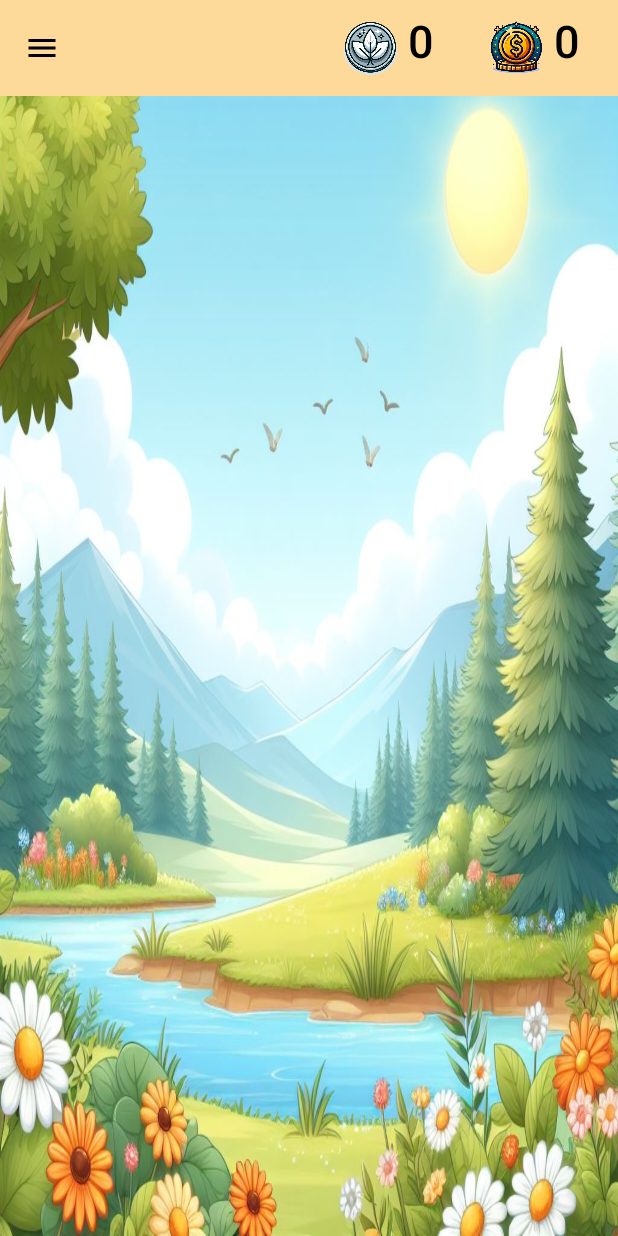
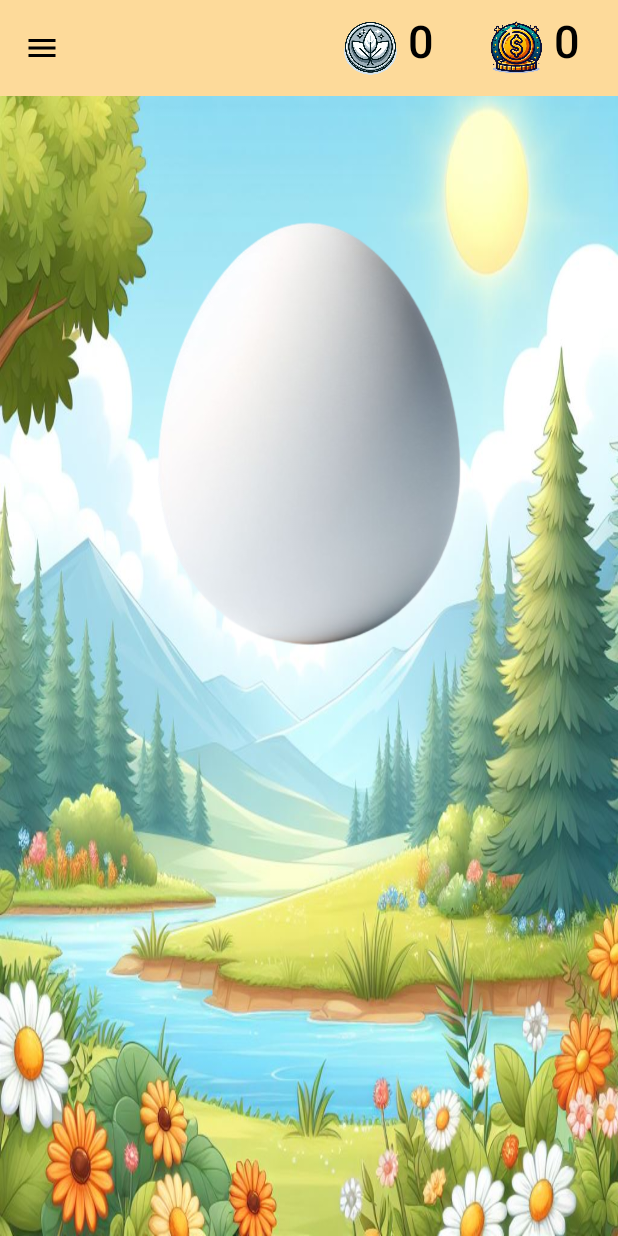
Before and after one commit to dreath-pro/MiWi-Pet, an Android app: the screen it shows after launch (MainActivity), on a phone screen of 412 x 824 dp. Run offline under Robolectric (Android 15) with nearby library versions, the phone set to English and light mode, and no system bars.

Commit message:
optimized folder

```diff
--- a/app/src/main/AndroidManifest.xml
+++ b/app/src/main/AndroidManifest.xml
@@ -13,7 +13,7 @@
         android:theme="@style/Theme.MiWiPet"
         tools:targetApi="31">
         <activity
-            android:name=".MainActivity"
+            android:name=".activities.MainActivity"
             android:exported="true">
             <intent-filter>
                 <action android:name="android.intent.action.MAIN" />
--- a/app/src/main/java/com/example/miwipet/AboutFragment.java
+++ b/app/src/main/java/com/example/miwipet/fragments/AboutFragment.java
@@ -1,4 +1,4 @@
-package com.example.miwipet;
+package com.example.miwipet.fragments;
 
 import android.os.Bundle;
 
@@ -7,6 +7,8 @@ import androidx.fragment.app.Fragment;
 import android.view.LayoutInflater;
 import android.view.View;
 import android.view.ViewGroup;
+
+import com.example.miwipet.R;
 
 public class AboutFragment extends Fragment {
 
--- a/app/src/main/java/com/example/miwipet/TradeFragment.java
+++ b/app/src/main/java/com/example/miwipet/fragments/TradeFragment.java
@@ -1,4 +1,4 @@
-package com.example.miwipet;
+package com.example.miwipet.fragments;
 
 import android.os.Bundle;
 
@@ -7,6 +7,8 @@ import androidx.fragment.app.Fragment;
 import android.view.LayoutInflater;
 import android.view.View;
 import android.view.ViewGroup;
+
+import com.example.miwipet.R;
 
 public class TradeFragment extends Fragment {
 
--- a/app/src/main/res/layout/activity_main.xml
+++ b/app/src/main/res/layout/activity_main.xml
@@ -5,7 +5,7 @@
     android:id="@+id/drawer_layout"
     android:layout_width="match_parent"
     android:layout_height="match_parent"
-    tools:context=".MainActivity"
+    tools:context=".activities.MainActivity"
     tools:openDrawer="start"
     android:background="@drawable/plain_biome">
 
@@ -83,6 +83,14 @@
             android:layout_height="match_parent"
             android:layout_marginTop="?attr/actionBarSize">
 
+            <ImageView
+                android:id="@+id/eggImage"
+                android:layout_width="330dp"
+                android:layout_height="350dp"
+                android:src="@drawable/white_egg"
+                android:scaleType="fitXY"
+                android:layout_marginTop="50dp"
+                android:layout_gravity="center|top"/>
 
         </FrameLayout>
 
--- a/app/src/main/res/layout/fragment_about.xml
+++ b/app/src/main/res/layout/fragment_about.xml
@@ -3,7 +3,7 @@
     xmlns:tools="http://schemas.android.com/tools"
     android:layout_width="match_parent"
     android:layout_height="match_parent"
-    tools:context=".AboutFragment"
+    tools:context=".fragments.AboutFragment"
     android:background="#E8B397">
 
     <!-- TODO: Update blank fragment layout -->
--- a/app/src/main/res/layout/fragment_collection.xml
+++ b/app/src/main/res/layout/fragment_collection.xml
@@ -5,7 +5,7 @@
     android:layout_width="match_parent"
     android:layout_height="match_parent"
     android:background="#60A9DA"
-    tools:context=".CollectionFragment">
+    tools:context=".fragments.CollectionFragment">
 
     <TextView
         android:layout_width="wrap_content"
--- a/app/src/main/res/layout/fragment_history.xml
+++ b/app/src/main/res/layout/fragment_history.xml
@@ -3,7 +3,7 @@
     xmlns:tools="http://schemas.android.com/tools"
     android:layout_width="match_parent"
     android:layout_height="match_parent"
-    tools:context=".HistoryFragment"
+    tools:context=".fragments.HistoryFragment"
     android:background="#E18990">
 
     <!-- TODO: Update blank fragment layout -->
--- a/app/src/main/res/layout/fragment_inbox.xml
+++ b/app/src/main/res/layout/fragment_inbox.xml
@@ -4,7 +4,7 @@
     android:layout_width="match_parent"
     android:layout_height="match_parent"
     android:background="#A7DF8A"
-    tools:context=".InboxFragment">
+    tools:context=".fragments.InboxFragment">
 
     <TextView
         android:layout_width="wrap_content"
--- a/app/src/main/res/layout/fragment_store.xml
+++ b/app/src/main/res/layout/fragment_store.xml
@@ -3,7 +3,7 @@
     xmlns:tools="http://schemas.android.com/tools"
     android:layout_width="match_parent"
     android:layout_height="match_parent"
-    tools:context=".StoreFragment"
+    tools:context=".fragments.StoreFragment"
     android:background="#DFDE87">
 
     <!-- TODO: Update blank fragment layout -->
--- a/app/src/main/res/layout/fragment_trade.xml
+++ b/app/src/main/res/layout/fragment_trade.xml
@@ -4,7 +4,7 @@
     android:layout_width="match_parent"
     android:layout_height="match_parent"
     android:background="#8265C8"
-    tools:context=".TradeFragment">
+    tools:context=".fragments.TradeFragment">
 
     <TextView
         android:layout_width="wrap_content"
```
Also changed, not shown: app/src/main/java/com/example/miwipet/activities/MainActivity.java (renamed from app/src/main/java/com/example/miwipet/MainActivity.java, +8 -1 lines), app/src/main/java/com/example/miwipet/fragments/CollectionFragment.java (renamed from app/src/main/java/com/example/miwipet/InboxFragment.java, +5 -3 lines), app/src/main/java/com/example/miwipet/fragments/HistoryFragment.java (renamed from app/src/main/java/com/example/miwipet/StoreFragment.java, +5 -3 lines), app/src/main/java/com/example/miwipet/fragments/InboxFragment.java (renamed from app/src/main/java/com/example/miwipet/HistoryFragment.java, +5 -3 lines), app/src/main/java/com/example/miwipet/fragments/StoreFragment.java (renamed from app/src/main/java/com/example/miwipet/CollectionFragment.java, +5 -3 lines), app/src/main/res/drawable/white_egg.png (added).
